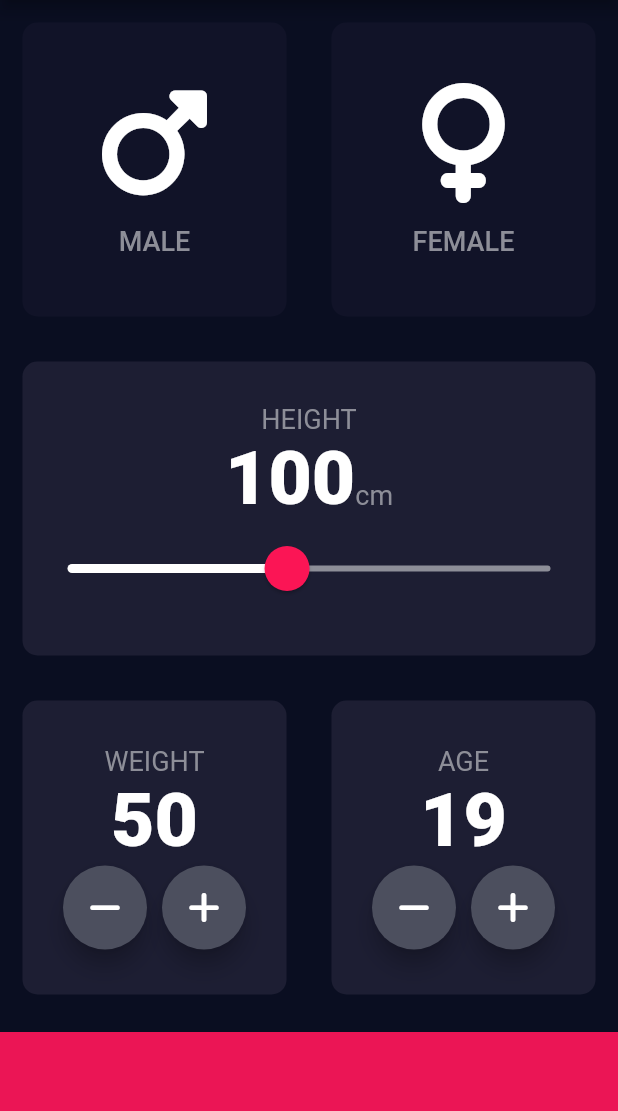
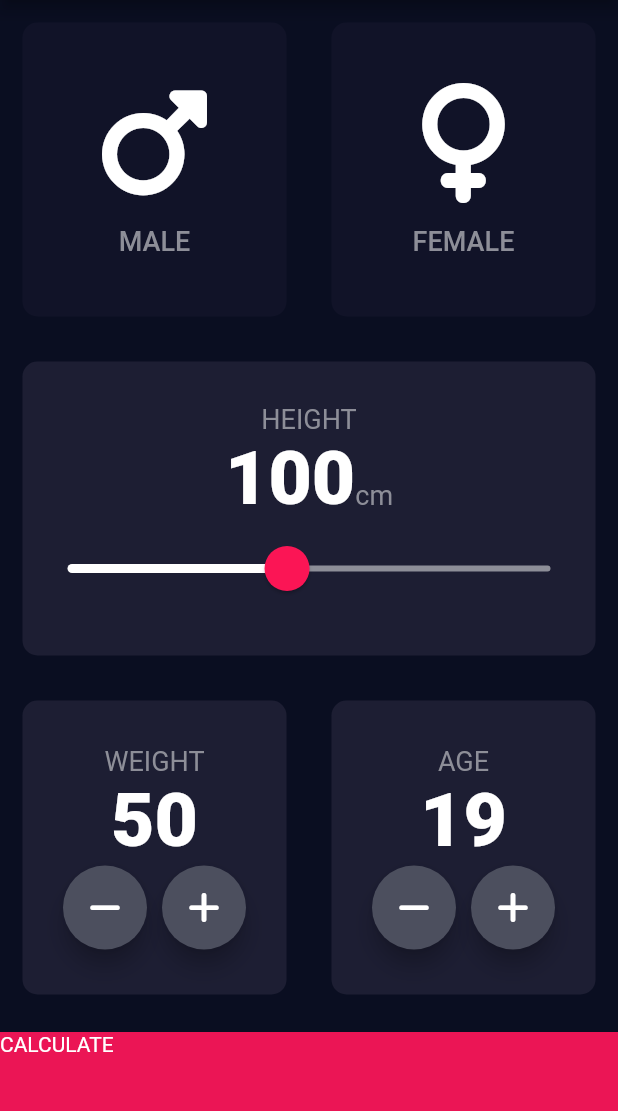
Before and after one commit to Avinash174/bmi_calculator, a Flutter app: the screen it shows after launch, on a phone screen of 412 x 824 dp, the part 84-1195 px from its top. Run offline on Flutter 3.47's test engine with Material 2 defaults, Android fonts, the phone set to English and light mode, and no system bars; our stand-ins replace font_awesome_flutter.

Commit message:
New Changes Added

```diff
--- a/lib/input_page.dart
+++ b/lib/input_page.dart
@@ -1,3 +1,4 @@
+import 'package:bmi_calculator/result_page.dart';
 import 'package:flutter/material.dart';
 import 'package:font_awesome_flutter/font_awesome_flutter.dart';
 import 'reusable.dart';
@@ -215,11 +216,17 @@ class _InputPageState extends State<InputPage> {
               )
             ],
           )),
-          Container(
-            color: bottomContainerColor,
-            width: double.infinity,
-            margin: EdgeInsets.only(top: 10.0),
-            height: bottomContainerHeight,
+          GestureDetector(
+            onTap: (){
+              Navigator.push(context, MaterialPageRoute(builder: (_)=>ResultsPage()));
+            },
+            child: Container(
+              child: Text('CALCULATE',),
+              color: bottomContainerColor,
+              width: double.infinity,
+              margin: EdgeInsets.only(top: 10.0),
+              height: bottomContainerHeight,
+            ),
           ),
         ],
       ),
```
Also changed, not shown: lib/result_page.dart (added, +15 -0 lines).
